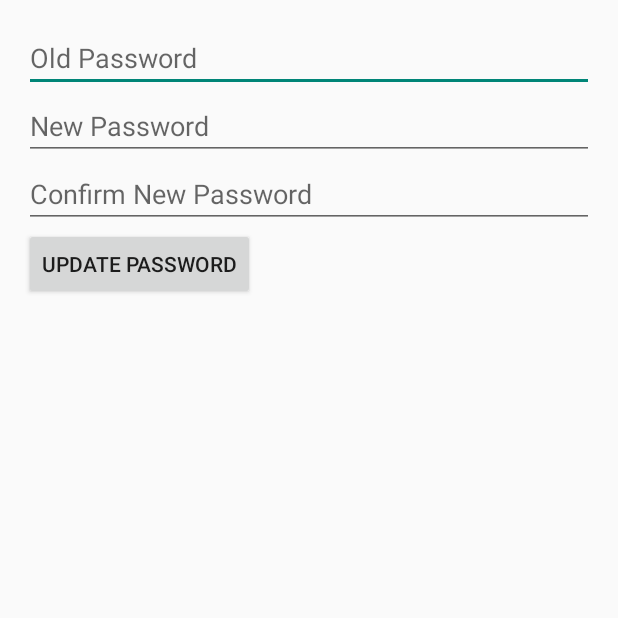
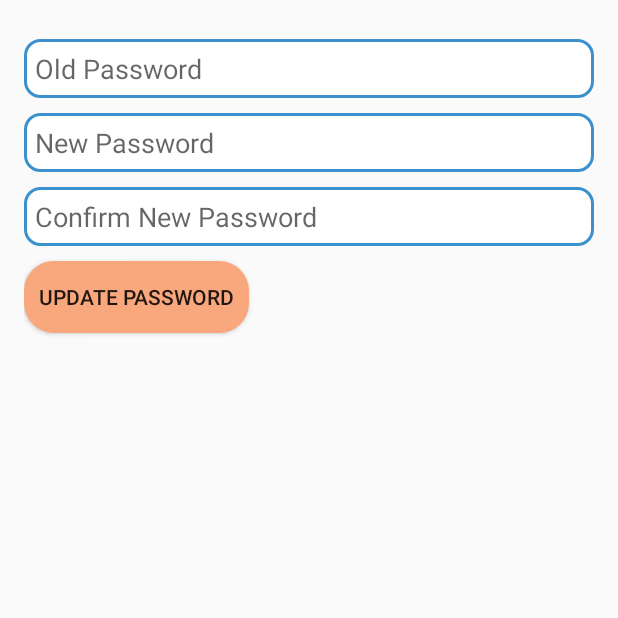
Before and after one commit to ajiwnl/HelpKonnect-Android, an Android app: the ChangePasswordActivity screen opened directly, with no data from a screen before it, on a phone screen of 412 x 824 dp, the top half of it. Run offline under Robolectric (Android 15) with nearby library versions, the phone set to English and light mode, and no system bars; our stand-ins replace Firebase (no records; nobody signed in at launch, a user with empty details on screens opened directly).

Commit message:
Change Update Email Change Password

```diff
--- a/app/src/main/res/layout/activity_change_password.xml
+++ b/app/src/main/res/layout/activity_change_password.xml
@@ -20,6 +20,9 @@
             android:id="@+id/edit_text_old_password"
             android:layout_width="match_parent"
             android:layout_height="wrap_content"
+            android:layout_marginTop="10dp"
+            android:padding="7dp"
+            android:background="@drawable/edittextdesign"
             android:hint="Old Password"
             android:inputType="textPassword" />
 
@@ -28,6 +31,9 @@
             android:id="@+id/edit_text_new_password"
             android:layout_width="match_parent"
             android:layout_height="wrap_content"
+            android:layout_marginTop="10dp"
+            android:padding="7dp"
+            android:background="@drawable/edittextdesign"
             android:hint="New Password"
             android:inputType="textPassword" />
 
@@ -36,6 +42,9 @@
             android:id="@+id/edit_text_confirm_password"
             android:layout_width="match_parent"
             android:layout_height="wrap_content"
+            android:layout_marginTop="10dp"
+            android:padding="7dp"
+            android:background="@drawable/edittextdesign"
             android:hint="Confirm New Password"
             android:inputType="textPassword" />
 
@@ -44,7 +53,10 @@
             android:id="@+id/button_update_password"
             android:layout_width="wrap_content"
             android:layout_height="wrap_content"
-            android:text="Update Password" />
+            android:layout_marginTop="10dp"
+            android:padding="10dp"
+            android:text="Update Password"
+            android:background="@drawable/buttondesign"/>
 
     </LinearLayout>
 
--- a/app/src/main/res/layout/activity_update_email.xml
+++ b/app/src/main/res/layout/activity_update_email.xml
@@ -99,6 +99,9 @@
                 android:layout_width="match_parent"
                 android:layout_height="wrap_content"
                 android:hint="New Email"
+                android:layout_marginTop="10dp"
+                android:background="@drawable/edittextdesign"
+                android:padding="7dp"
                 android:inputType="textEmailAddress"
                 android:singleLine="true"/>
 
@@ -106,8 +109,9 @@
                 android:layout_marginTop="15dp"
                 android:layout_gravity="center_horizontal"
                 android:textAllCaps="false"
-                android:text="Update"
+                android:text="UPDATE"
                 android:id="@+id/button_update"
+                android:background="@drawable/buttondesign"
                 android:layout_width="150dp"
                 android:layout_height="wrap_content"/>
 
--- a/app/src/main/res/layout/activity_user_profile.xml
+++ b/app/src/main/res/layout/activity_user_profile.xml
@@ -236,7 +236,8 @@
                 android:id="@+id/changeEmailBtn"
                 android:layout_width="wrap_content"
                 android:layout_height="0dp"
-                android:text="Update Email"
+                android:text="Update"
+                android:textSize="12sp"
                 android:background="@drawable/buttondesign"
                 app:layout_constraintTop_toTopOf="@+id/useremail"
                 app:layout_constraintBottom_toBottomOf="@+id/useremail"
@@ -288,7 +289,8 @@
                     android:id="@+id/changePassBtn"
                     android:layout_width="wrap_content"
                     android:layout_height="0dp"
-                    android:text="Update Password"
+                    android:text="Update"
+                    android:textSize="12sp"
                     android:background="@drawable/buttondesign"
                     app:layout_constraintTop_toTopOf="@+id/profilepassword"
                     app:layout_constraintBottom_toBottomOf="@+id/profilepassword"
```
Also changed, not shown: app/src/main/res/layout/dialog_logout_confirmation.xml (+7 -6 lines).
